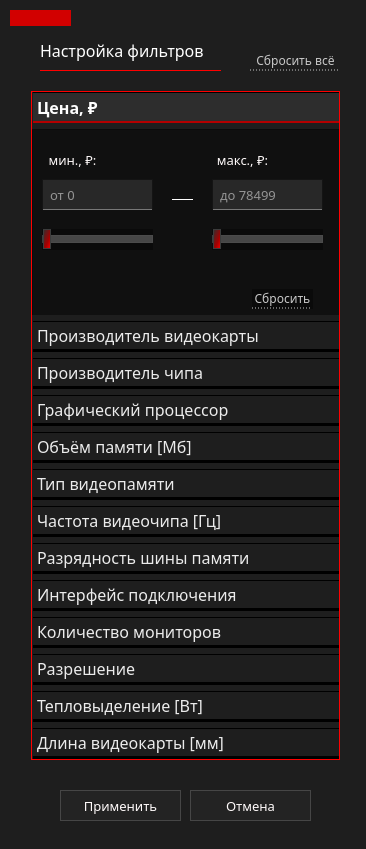
Before: the Qt Designer form ui/filter/widgetVideoFilter.ui in marginalprog/git_pcconf, drawn with Qt 5.
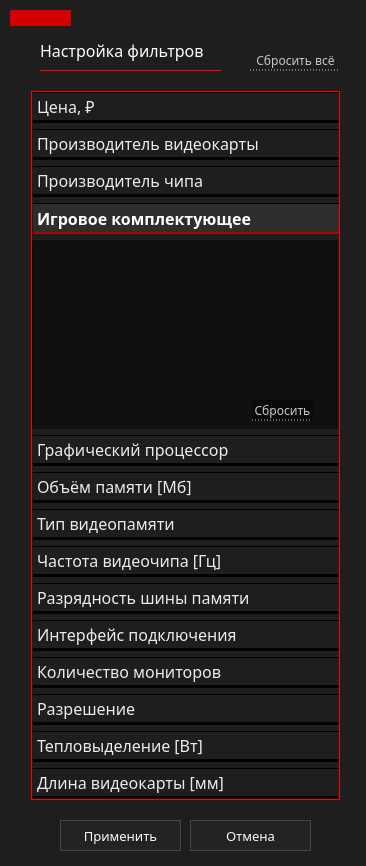
After: the same form once the commit is applied. The open tabs and pages were chosen to show the change. Icons and pictures are not drawn.

What changed in the file:
```diff
--- a/ui/filter/widgetVideoFilter.ui
+++ b/ui/filter/widgetVideoFilter.ui
@@ -10,7 +10,7 @@
     <x>0</x>
     <y>0</y>
     <width>366</width>
-    <height>849</height>
+    <height>866</height>
    </rect>
   </property>
   <property name="windowTitle">
@@ -33,7 +33,7 @@
    <property name="geometry">
     <rect>
      <x>190</x>
-     <y>790</y>
+     <y>820</y>
      <width>121</width>
      <height>31</height>
     </rect>
@@ -71,7 +71,7 @@
      <x>30</x>
      <y>90</y>
      <width>311</width>
-     <height>671</height>
+     <height>711</height>
     </rect>
    </property>
    <property name="sizePolicy">
@@ -143,7 +143,7 @@
       <x>0</x>
       <y>0</y>
       <width>307</width>
-      <height>186</height>
+      <height>189</height>
      </rect>
     </property>
     <property name="sizePolicy">
@@ -1142,6 +1142,297 @@
      </widget>
     </widget>
    </widget>
+   <widget class="QWidget" name="gaming">
+    <attribute name="icon">
+     <iconset>
+      <normaloff>../../images/down-arrow.png</normaloff>../../images/down-arrow.png</iconset>
+    </attribute>
+    <attribute name="label">
+     <string>Игровое комплектующее</string>
+    </attribute>
+    <widget class="QFrame" name="frameGaming">
+     <property name="geometry">
+      <rect>
+       <x>0</x>
+       <y>0</y>
+       <width>311</width>
+       <height>191</height>
+      </rect>
+     </property>
+     <property name="styleSheet">
+      <string notr="true">QFrame{
+	background-color: #101010;
+}
+</string>
+     </property>
+     <property name="frameShape">
+      <enum>QFrame::StyledPanel</enum>
+     </property>
+     <property name="frameShadow">
+      <enum>QFrame::Raised</enum>
+     </property>
+     <widget class="QTableWidget" name="tableGaming">
+      <property name="enabled">
+       <bool>true</bool>
+      </property>
+      <property name="geometry">
+       <rect>
+        <x>10</x>
+        <y>0</y>
+        <width>291</width>
+        <height>161</height>
+       </rect>
+      </property>
+      <property name="font">
+       <font>
+        <family>Montserrat Medium</family>
+        <stylestrategy>PreferAntialias</stylestrategy>
+       </font>
+      </property>
+      <property name="mouseTracking">
+       <bool>true</bool>
+      </property>
+      <property name="focusPolicy">
+       <enum>Qt::NoFocus</enum>
+      </property>
+      <property name="autoFillBackground">
+       <bool>false</bool>
+      </property>
+      <property name="styleSheet">
+       <string notr="true">QHeaderView
+{	
+	background: rgb(30, 30, 30);
+	color: #dddddd;
+	border: 0px;
+	font-size: 14px;
+	min-width: 100px;	
+	min-height: 30px;
+}
+
+QHeaderView::section{
+	background: rgb(30, 30, 30);
+	min-width: 10px;	
+	min-height: 25px;
+	border: 0px solid;
+	border-right: 1px solid rgb(50,50,50); 
+	color: #dddddd;
+	font-size: 12px;
+}
+
+QHeaderView::section:hover {
+   color: white;
+	background-color: rgb(80,80,80);
+}
+
+QHeaderView::section{
+    color: white;
+	selection-background-color:#ffc0cb;
+}
+
+QTableWidget QTableCornerButton::section
+{
+	
+	background: rgb(30, 30, 30);
+	border-style: solid;
+	border-width: 1px;
+}
+
+QTableWidget::item
+{
+ 	border-bottom: 1px solid rgb(60,60,60); 
+	border-right: 0px;
+	border-left: 0px;
+	border-top:0px;
+}
+
+QTableView
+{
+	background-color: #101010;
+	color: #dddddd;
+	border-top: 0px;
+	border-right: 0px;
+	border-left: 0px;
+	border-bottom: 0px;
+}
+
+QTableWidget::item:hover {
+    color: white;
+	border-bottom: 1px solid rgb(180,180,180);
+}      
+
+QTableWidget::item:selected
+{
+ 	color: white;
+	border-bottom: 1px solid rgb(180,180,180);
+}
+
+QScrollBar:vertical {
+	border: none;
+    background-color: #151515;
+    width: 8px;
+    margin: 15px 0 15px 0;
+	border-radius: 0px;
+ }
+
+/*  HANDLE BAR VERTICAL */
+QScrollBar::handle:vertical {	
+	background-color: #151515;
+	min-height: 30px;
+	border-radius: 0px;
+	border: 1px solid;
+	border-right: 0px;
+	border-color: rgb(60,60,60);
+}
+QScrollBar::handle:vertical:hover{	
+	background-color:  rgb(50,50,50);
+	border-color: rgb(60,60,60);
+}
+QScrollBar::handle:vertical:pressed {	
+	background-color: rgb(120, 0, 2);
+}
+
+/* BTN TOP - SCROLLBAR */
+QScrollBar::sub-line:vertical {
+	background-color: #151515;
+	height: 15px;
+	subcontrol-position: top;
+	subcontrol-origin: margin;
+	border: 0px;
+	border-bottom: 1px solid rgb(180, 0, 0);
+}
+QScrollBar::sub-line:vertical:hover {	
+	background-color: #575757;
+	border-color: #242424;
+}
+QScrollBar::sub-line:vertical:pressed {	
+	background-color: rgb(120, 0, 2);
+}
+
+/* BTN BOTTOM - SCROLLBAR */
+QScrollBar::add-line:vertical {
+	background-color: #151515;
+	height: 15px;
+	subcontrol-position: bottom;
+	subcontrol-origin: margin;
+	border: 1px solid;
+	border-color: rgb(60,60,60);
+	border: 1px solid;
+	border-top:1px solid rgb(180, 0, 0);
+	border-right: 0px;
+	border-bottom: 0px;
+}
+QScrollBar::add-line:vertical:hover {	
+	background-color: #575757;
+	border-color: #242424;
+}
+QScrollBar::add-line:vertical:pressed {	
+	background-color: rgb(120, 0, 2);
+}
+/* RESET ARROW */
+QScrollBar::up-arrow:vertical, QScrollBar::down-arrow:vertical {
+	background: none;
+}
+
+QScrollBar::add-page:vertical, QScrollBar::sub-page:vertical {
+	background: none;
+}</string>
+      </property>
+      <property name="editTriggers">
+       <set>QAbstractItemView::AnyKeyPressed|QAbstractItemView::EditKeyPressed|QAbstractItemView::SelectedClicked</set>
+      </property>
+      <property name="selectionMode">
+       <enum>QAbstractItemView::MultiSelection</enum>
+      </property>
+      <property name="selectionBehavior">
+       <enum>QAbstractItemView::SelectRows</enum>
+      </property>
+      <property name="showGrid">
+       <bool>false</bool>
+      </property>
+      <property name="gridStyle">
+       <enum>Qt::SolidLine</enum>
+      </property>
+      <property name="sortingEnabled">
+       <bool>true</bool>
+      </property>
+      <attribute name="horizontalHeaderVisible">
+       <bool>false</bool>
+      </attribute>
+      <attribute name="horizontalHeaderCascadingSectionResizes">
+       <bool>true</bool>
+      </attribute>
+      <attribute name="horizontalHeaderDefaultSectionSize">
+       <number>120</number>
+      </attribute>
+      <attribute name="horizontalHeaderHighlightSections">
+       <bool>false</bool>
+      </attribute>
+      <attribute name="horizontalHeaderMinimumSectionSize">
+       <number>15</number>
+      </attribute>
+      <attribute name="horizontalHeaderShowSortIndicator" stdset="0">
+       <bool>true</bool>
+      </attribute>
+      <attribute name="horizontalHeaderStretchLastSection">
+       <bool>false</bool>
+      </attribute>
+      <attribute name="verticalHeaderVisible">
+       <bool>false</bool>
+      </attribute>
+      <attribute name="verticalHeaderCascadingSectionResizes">
+       <bool>false</bool>
+      </attribute>
+      <attribute name="verticalHeaderMinimumSectionSize">
+       <number>10</number>
+      </attribute>
+      <column>
+       <property name="text">
+        <string>Выбор</string>
+       </property>
+      </column>
+      <column>
+       <property name="text">
+        <string>Название</string>
+       </property>
+      </column>
+     </widget>
+     <widget class="QPushButton" name="btnResetGaming">
+      <property name="geometry">
+       <rect>
+        <x>220</x>
+        <y>160</y>
+        <width>61</width>
+        <height>21</height>
+       </rect>
+      </property>
+      <property name="font">
+       <font>
+        <family>Montserrat Medium</family>
+        <pointsize>9</pointsize>
+       </font>
+      </property>
+      <property name="styleSheet">
+       <string notr="true">QPushButton
+{	
+	background-color: rgb(10, 10, 10);
+	color:  rgb(200,200, 200);
+	border: 0px;
+	border-bottom: 1px dotted rgb(200, 200, 200);
+}
+
+QPushButton::hover
+{
+	color: red;
+	border-bottom: 1px dotted red;
+}
+</string>
+      </property>
+      <property name="text">
+       <string>Сбросить</string>
+      </property>
+     </widget>
+    </widget>
+   </widget>
    <widget class="QWidget" name="graphProc">
     <property name="geometry">
      <rect>
@@ -4346,7 +4637,7 @@
    <property name="geometry">
     <rect>
      <x>60</x>
-     <y>790</y>
+     <y>820</y>
      <width>121</width>
      <height>31</height>
     </rect>
```
Left out of the diff: 24 changed lines with no effect on the pictures.
